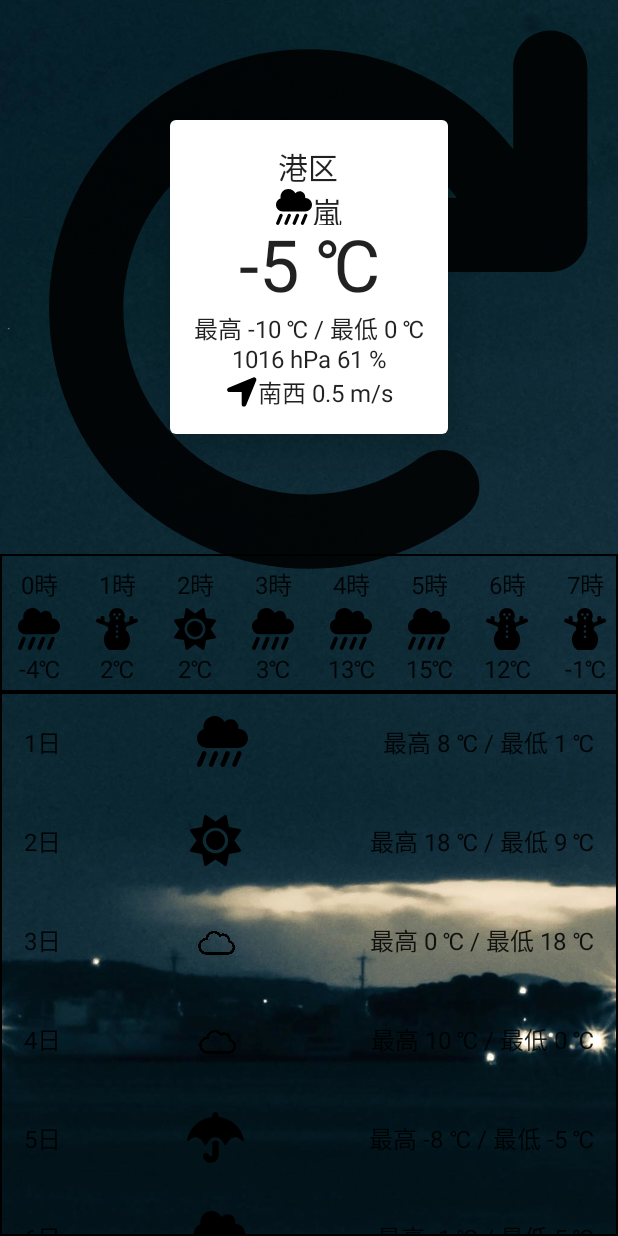
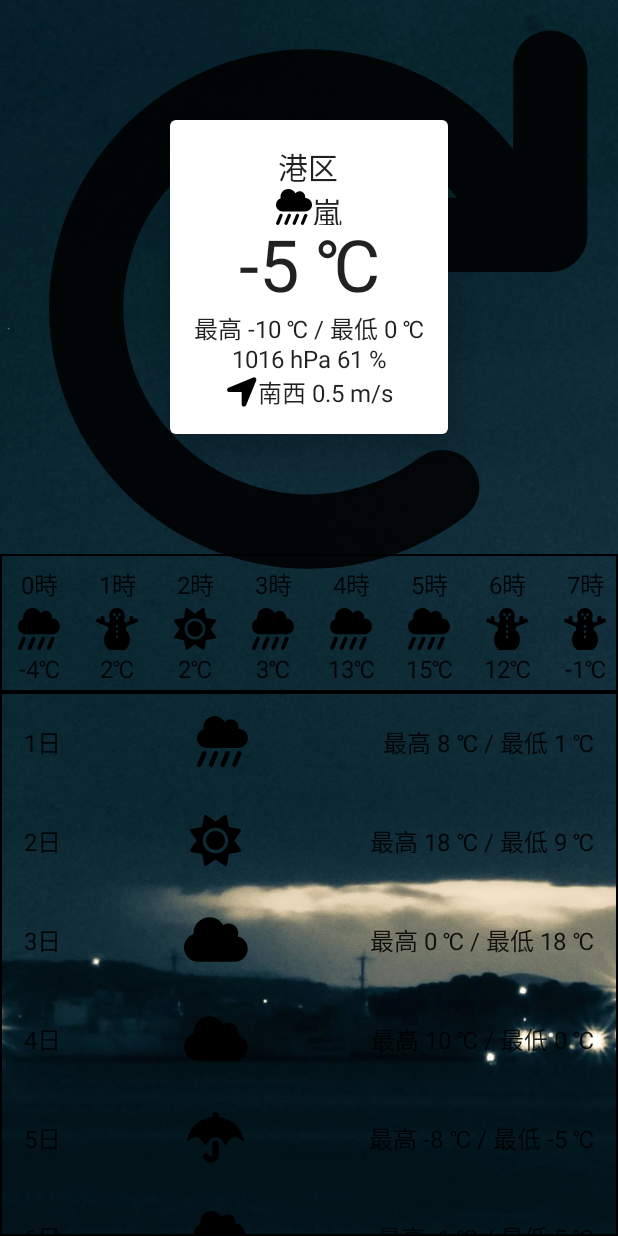
Before and after one commit to s-kamada/weather_apps, an Android app built with Jetpack Compose: the screen it shows after launch (MainActivity), on a phone screen of 412 x 824 dp. Run offline under Robolectric (Android 15) with nearby library versions, the phone set to English and light mode, and no system bars.

Commit message:
曇り画像変更

```diff
--- /dev/null
+++ b/app/src/main/res/drawable/ic_cloudy.xml
@@ -0,0 +1,9 @@
+<vector xmlns:android="http://schemas.android.com/apk/res/android"
+    android:width="640dp"
+    android:height="512dp"
+    android:viewportWidth="640"
+    android:viewportHeight="512">
+  <path
+      android:pathData="M640,352c0,70.7 -57.31,128 -128,128H144C64.5,480 0,415.5 0,336c0,-62.8 40.2,-116.2 96.2,-135.9C96.11,197.4 96,194.7 96,192c0,-88.41 71.59,-160 160,-160c59.31,0 111,32.2 138.7,80.2C409.9,102 428.3,96 448,96c53,0 96,43 96,96c0,12.2 -2.312,23.91 -6.406,34.59C596,238.4 640,290.1 640,352z"
+      android:fillColor="#ff000000"/>
+</vector>
```
Also changed, not shown: app/src/main/java/com/example/weather_competition_1632/ui/theme/Type.kt (line endings or trailing spaces).
